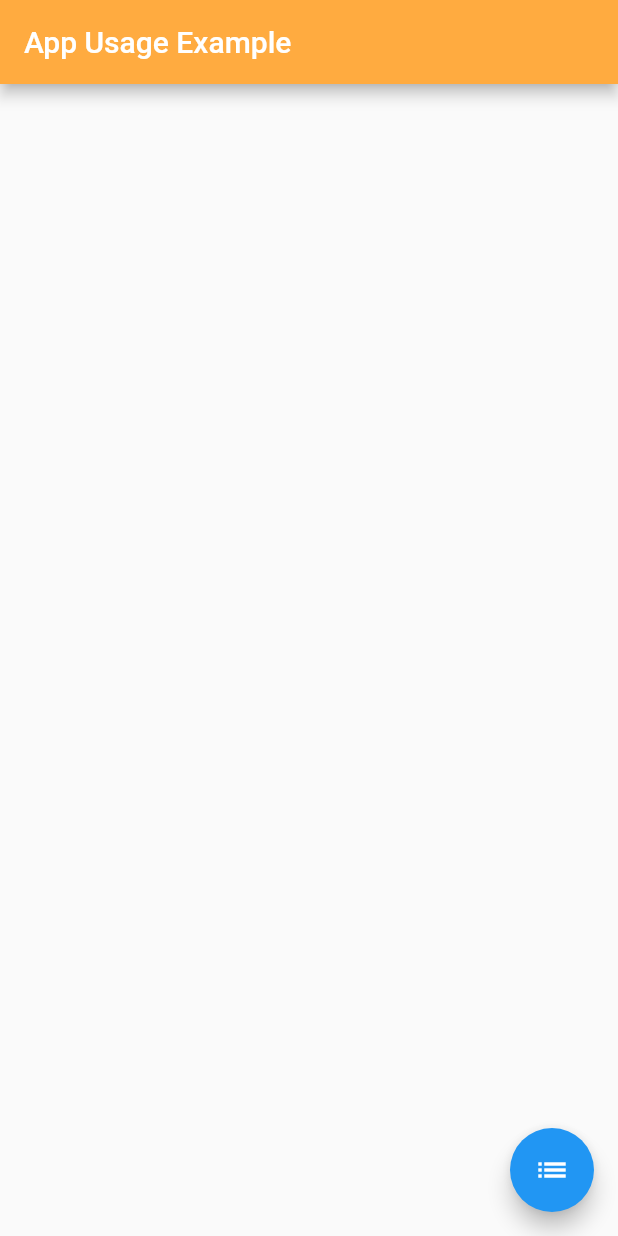
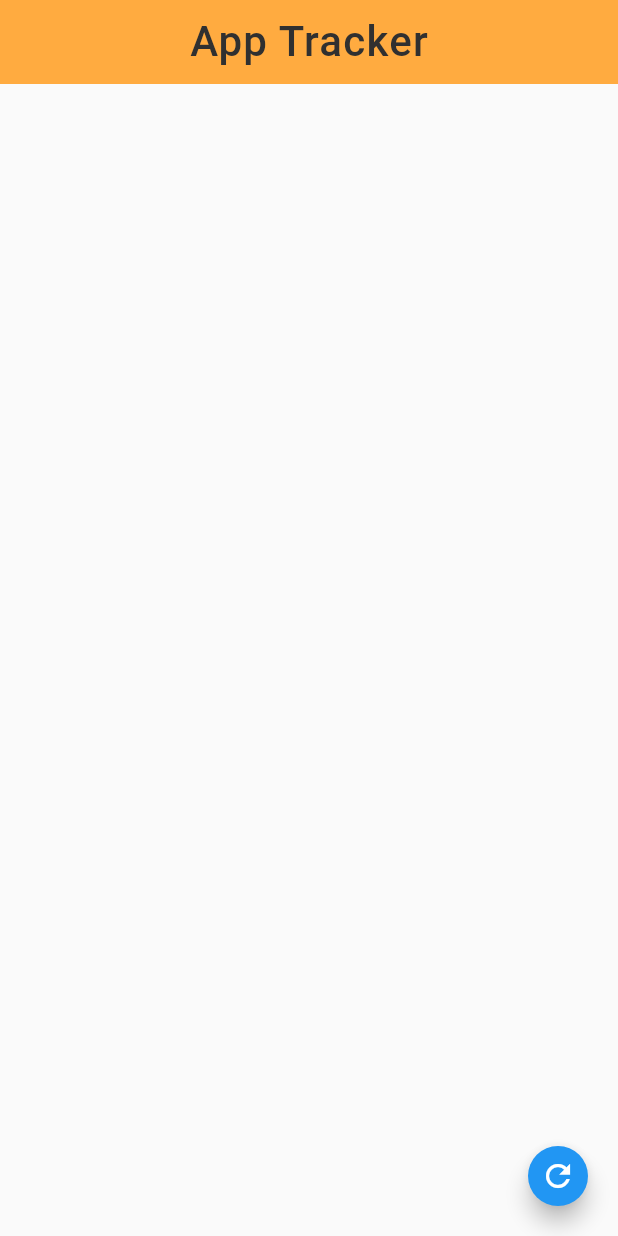
Before and after one commit to RPoolman/App-Usage, a Flutter app: the StatScreen screen opened directly, after a tap on "Usage", on a phone screen of 412 x 824 dp. Run offline on Flutter 3.47's test engine with Material 2 defaults, Android fonts, the light colour scheme and no system bars; missing offline and left inert: app_usage, usage_stats.

Commit message:
App Usage changes
Attemting to pull device  data into app.

```diff
--- a/flutter_app/lib/pullData.dart
+++ b/flutter_app/lib/pullData.dart
@@ -1,53 +1,163 @@
+// import 'package:flutter/material.dart';
+// import 'package:app_usage/app_usage.dart';
+//
+// void main() => runApp(MyApp());
+//
+// class MyApp extends StatefulWidget {
+//   @override
+//   _MyAppState createState() => new _MyAppState();
+// }
+//
+// class _MyAppState extends State<MyApp> {
+//   List<AppUsageInfo> _infos = [];
+//
+//   @override
+//   void initState() {
+//     super.initState();
+//   }
+//
+//   Future getUsageStats() async {
+//     try {
+//       DateTime initialDate = new DateTime.now();
+//       DateTime endDate = initialDate.subtract(Duration(minutes: 3));
+//       DateTime startDate = endDate.subtract(Duration(minutes: 30));
+//       List<AppUsageInfo> infoList = await AppUsage.getAppUsage(startDate, endDate);
+//       print('Hope it gets fixed.');
+//       setState(() {
+//         _infos = infoList;
+//
+//         print(infoList.length);
+//
+//         for(var info in infoList) {
+//           var aName = '';
+//           aName = info.appName.toString();
+//           print(aName);
+//           print(info.packageName.toString());
+//         }
+//         // String get appName;
+//         // String get packageName;
+//         // Duration get usage;
+//         // DateTime get startDate;
+//         // DateTime get endDate;
+//       });
+//
+//       for(var info in infoList) {
+//         print(info.appName.toString());
+//         print(info.packageName.toString());
+//       }
+//     } on AppUsageException catch (exception) {
+//       print(exception);
+//     }
+//   }
+//
+//   @override
+//   Widget build(BuildContext context) {
+//     return MaterialApp(
+//       home: Scaffold(
+//         appBar: AppBar(
+//           title: const Text('App Usage Example'),
+//           backgroundColor: Colors.orangeAccent,
+//         ),
+//         body: ListView.builder(
+//             itemCount: _infos.length,
+//             itemBuilder: (context, index) {
+//               return ListTile(
+//                   title: Text(_infos[index].appName),
+//                   trailing: Text(_infos[index].usage.toString()));
+//             }),
+//         floatingActionButton: FloatingActionButton(
+//             onPressed: getUsageStats, child: Icon(Icons.list)),
+//       ),
+//     );
+//   }
+// }
+
 import 'package:flutter/material.dart';
 import 'package:app_usage/app_usage.dart';
+import 'package:usage_stats/usage_stats.dart';
 
-void main() => runApp(MyApp());
+// void main() => runApp(MyApp());
+//
+// class MyApp extends StatefulWidget {
+//   @override
+//   _MyAppState createState() => _MyAppState();
+// }
+//
+// class _MyAppState extends State<MyApp> {
+//   List<AppUsageInfo> _infos = [];
+//
+//   @override
+//   void initState() {
+//     super.initState();
+//     getUsageStats();
+//   }
+//
+//   void getUsageStats() async {
+//     try {
+//       DateTime endDate = new DateTime.now();
+//       DateTime startDate = endDate.subtract(Duration(hours: 1));
+//       List<AppUsageInfo> infoList = await AppUsage.getAppUsage(startDate, endDate);
+//       setState(() {
+//         _infos = infoList;
+//       });
+//
+//       for (var info in infoList) {
+//         print(info.toString());
+//       }
+//     } on AppUsageException catch (exception) {
+//       print(exception);
+//     }
+//   }
+//
+//   @override
+//   Widget build(BuildContext context) {
+//     return MaterialApp(
+//       home: Scaffold(
+//         appBar: AppBar(
+//           title: Text('App Tracker',style: TextStyle(color: Colors.grey[850],letterSpacing: 0.8, fontSize: 28,)),
+//           centerTitle: true,
+//           backgroundColor: Colors.orangeAccent,
+//           elevation: 0,
+//         ),
+//         body: ListView.builder(
+//             itemCount: _infos.length,
+//             itemBuilder: (context, index) {
+//               return ListTile(
+//                   title: Text(_infos[index].appName),
+//                   trailing: Text(_infos[index].usage.toString()));
+//             }),
+//     )
+//     );
+//   }
+// }
+void main() {
+  runApp(MyApp());
+}
 
 class MyApp extends StatefulWidget {
   @override
-  _MyAppState createState() => new _MyAppState();
+  _MyAppState createState() => _MyAppState();
 }
 
 class _MyAppState extends State<MyApp> {
-  List<AppUsageInfo> _infos = [];
+  List<EventUsageInfo> events;
 
   @override
   void initState() {
     super.initState();
+    initUsage();
   }
 
-  Future getUsageStats() async {
-    try {
-      DateTime initialDate = new DateTime.now();
-      DateTime endDate = initialDate.subtract(Duration(minutes: 3));
-      DateTime startDate = endDate.subtract(Duration(minutes: 30));
-      List<AppUsageInfo> infoList = await AppUsage.getAppUsage(startDate, endDate);
-      print('Hope it gets fixed.');
-      setState(() {
-        _infos = infoList;
+  Future<void> initUsage() async {
+    UsageStats.grantUsagePermission();
+    DateTime endDate = new DateTime.now();
+    DateTime startDate = DateTime(endDate.year, endDate.month, 29, 0, 0, 0);
+    List<EventUsageInfo> queryEvents =
+    await UsageStats.queryEvents(startDate, endDate);
 
-        print(infoList.length);
-
-        for(var info in infoList) {
-          var aName = '';
-          aName = info.appName.toString();
-          print(aName);
-          print(info.packageName.toString());
-        }
-        // String get appName;
-        // String get packageName;
-        // Duration get usage;
-        // DateTime get startDate;
-        // DateTime get endDate;
-      });
-
-      for(var info in infoList) {
-        print(info.appName.toString());
-        print(info.packageName.toString());
-      }
-    } on AppUsageException catch (exception) {
-      print(exception);
-    }
+    this.setState(() {
+      events = queryEvents.reversed.toList();
+    });
   }
 
   @override
@@ -55,18 +165,32 @@ class _MyAppState extends State<MyApp> {
     return MaterialApp(
       home: Scaffold(
         appBar: AppBar(
-          title: const Text('App Usage Example'),
+          title: Text('App Tracker',style: TextStyle(color: Colors.grey[850],letterSpacing: 0.8, fontSize: 28,)),
+          centerTitle: true,
           backgroundColor: Colors.orangeAccent,
+          elevation: 0,
         ),
-        body: ListView.builder(
-            itemCount: _infos.length,
-            itemBuilder: (context, index) {
-              return ListTile(
-                  title: Text(_infos[index].appName),
-                  trailing: Text(_infos[index].usage.toString()));
-            }),
+        body: Container(
+            child: ListView.separated(
+                itemBuilder: (context, index) {
+                  return ListTile(
+                    title: Text(events[index].packageName),
+                    subtitle: Text(
+                        "Last time used: ${DateTime.fromMillisecondsSinceEpoch(int.parse(events[index].timeStamp)).toIso8601String()}"),
+                    trailing: Text(events[index].eventType),
+                  );
+                },
+                separatorBuilder: (context, index) => Divider(),
+                itemCount: events.length)),
         floatingActionButton: FloatingActionButton(
-            onPressed: getUsageStats, child: Icon(Icons.list)),
+          onPressed: () {
+            initUsage();
+          },
+          child: Icon(
+            Icons.refresh,
+          ),
+          mini: true,
+        ),
       ),
     );
   }
--- a/flutter_app/pubspec.yaml
+++ b/flutter_app/pubspec.yaml
@@ -25,6 +25,7 @@ dependencies:
     sdk: flutter
   app_settings: 4.0.4
   app_usage: ^1.2.0
+  usage_stats: ^0.1.0
 
   # The following adds the Cupertino Icons font to your application.
   # Use with the CupertinoIcons class for iOS style icons.
```
Also changed, not shown: flutter_app/pubspec.lock, 2 other files.
